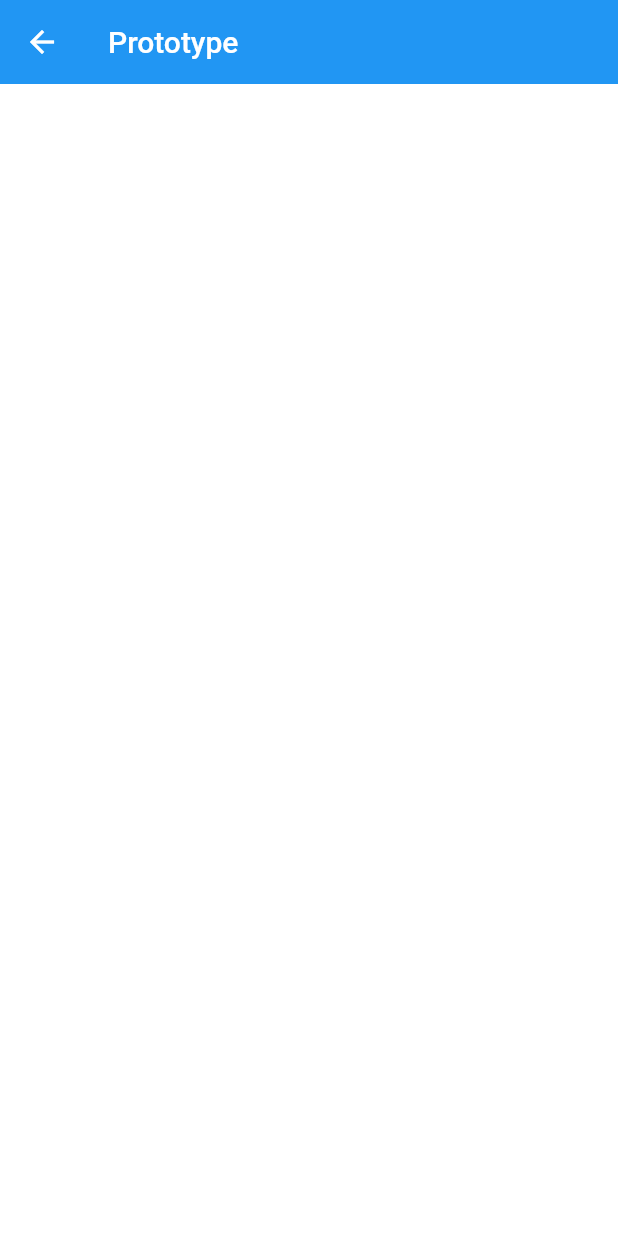
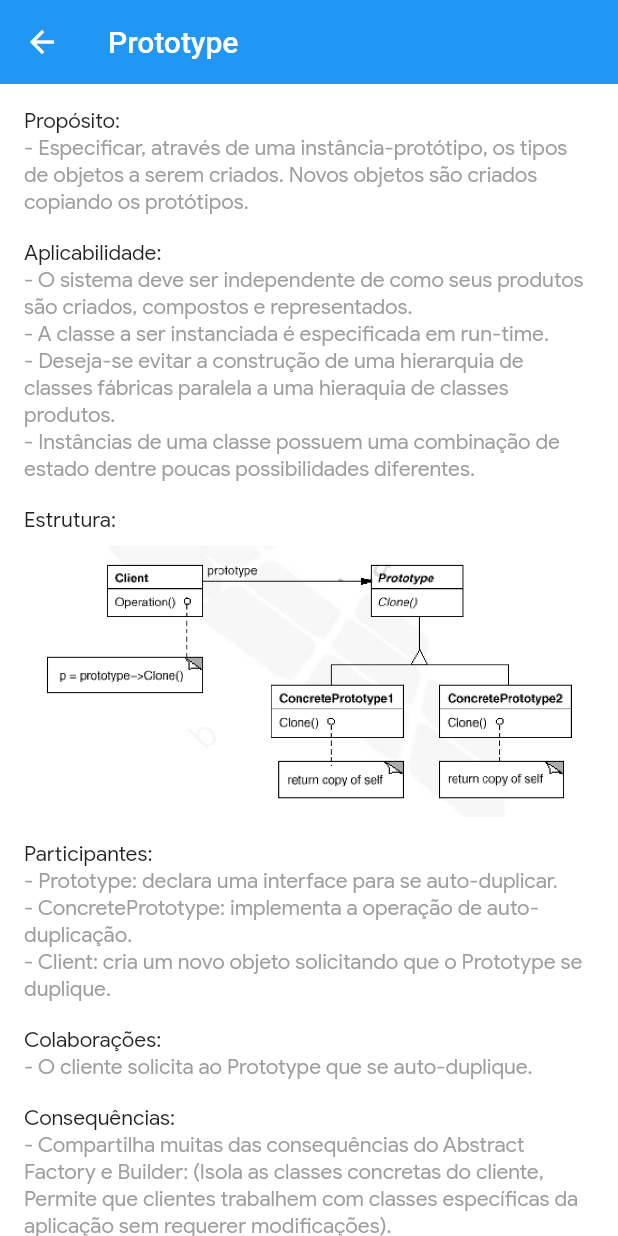
Before and after one commit to Roger28/flutter_design_pattern, a Flutter app: the screen it shows after launch, after a tap on "PT", on a phone screen of 412 x 824 dp. Run offline on Flutter 3.47's test engine with Material 2 defaults, Android fonts, the phone set to English and light mode, and no system bars.

Commit message:
Add Prototype layout.

```diff
--- a/lib/universal/utils.dart
+++ b/lib/universal/utils.dart
@@ -21,14 +21,21 @@ class Utils {
         abv: 'AF',
         name: 'Abstract Factory',
         onTap: () {},
-          widget: AbstractFactory()),
+        widget: AbstractFactory(),
+      ),
       Patterns(abv: 'BU', name: 'Builder', onTap: () {}),
       Patterns(
         abv: 'FM',
         name: 'Factory Method',
         onTap: () {},
-          widget: FactoryMethod()),
-      Patterns(abv: 'PT', name: 'Prototype', onTap: () {}),
+        widget: FactoryMethod(),
+      ),
+      Patterns(
+        abv: 'PT',
+        name: 'Prototype',
+        onTap: () {},
+        widget: Prototype(),
+      ),
       Patterns(abv: 'SG', name: 'Singleton', onTap: () {}),
     ];
   }
--- /dev/null
+++ b/lib/widgets/creational/prototype.dart
@@ -0,0 +1,88 @@
+import 'package:dart_design_pattern/universal/utils.dart';
+import 'package:flutter/material.dart';
+
+class Prototype extends StatelessWidget {
+  final String _purpose = 'Propósito:';
+  final String _contentPurpose =
+      '\n- Especificar, através de uma instância-protótipo, os tipos de objetos a serem criados. Novos objetos são criados copiando os protótipos.';
+
+  final String _applicability = 'Aplicabilidade:';
+  final String _contentApplicability =
+      '\n- O sistema deve ser independente de como seus produtos são criados, compostos e representados.'
+      '\n- A classe a ser instanciada é especificada em run-time.'
+      '\n- Deseja-se evitar a construção de uma hierarquia de classes fábricas paralela a uma hieraquia de classes produtos.'
+      '\n- Instâncias de uma classe possuem uma combinação de estado dentre poucas possibilidades diferentes.';
+
+  final String _participants = 'Participantes:';
+  final String _contentParticipants =
+      '\n- Prototype: declara uma interface para se auto-duplicar.'
+      '\n- ConcretePrototype: implementa a operação de auto-duplicação.'
+      '\n- Client: cria um novo objeto solicitando que o Prototype se duplique.';
+
+  final String _collaborations = 'Colaborações:';
+  final String _contentCollaborations =
+      '\n- O cliente solicita ao Prototype que se auto-duplique.';
+
+  final String _consequences = 'Consequências:';
+  final String _contentConsequences =
+      '\n- Compartilha muitas das consequências do Abstract Factory e Builder: (Isola as classes concretas do cliente, Permite que clientes trabalhem com classes específicas da aplicação sem requerer modificações).'
+      '\n- Adição e remoção de produtos em run-time.'
+      '\n- Garante que os objetos utilizados são todos de uma mesma família, representada pela fábrica concreta sendo utilizada.'
+      '\n- Especificação de novos objetos através da variação de valores: (Sistemas altamente dinâmicos permitem a definição de novos comportamentos através de composição, O objeto agregado pode ser criado via Prototype, Define-se “novas classes” em run-time, sem programação).'
+      '\n- Especificação de novos objetos através da variação de estrutura: (Muitas aplicações constroem objetos a partir de partes e sub-partes (ex: circuitos e sub-circuitos), O sub-circuito pode ser um Prototype para o toolbar de elementos de circuito, Se o circuito (composite) também implementar o método de duplicação (com deep copy) então circuitos com diferentes estruturas podem ser tornar Prototypes).'
+      '\n- Número reduzido de sub-classes.'
+      '\n- A implementação do método de duplicação pode ser complicada (deep copy, referências cruzadas, etc).'
+      '\n- Especificação de novos objetos através da variação de estrutura: (Muitas aplicações constroem objetos a partir de partes e sub-partes (ex: circuitos e sub-circuitos), O sub-circuito pode ser um Prototype para o toolbar de elementos de circuito, Se o circuito (composite) também implementar o método de duplicação (com deep copy) então circuitos com diferentes estruturas podem ser tornar Prototypes).';
+
+  final String _implementation = 'Implementação:';
+  final String _contentImplementation =
+      '\n- O Prototype é mais útil em linguagens “estáticas”, onde classes não são objetos e quando existe pouca ou nenhuma informação de tipo em run-time.'
+      '\n- Uso de um Prototype Manager: (Quando os protótipos de um sistema podem ser criados e destruídos dinamicamente, Os clientes não gerenciam os protótipos diretamente, ao invés solicitam seu armazenamento e recuperação ao Prototype Manager (registro), Os protótipos são identificados, no registro, por uma chave).'
+      '\n- Implementação do método de duplicação: (Parte mais difícil, Shallow Copy x Deep Copy, Geralmente requer deep copy, Se os objetos possuem operação de save e load, pode-se salvá-lo em um buffer de memória e então realizar uma cópia desta região).'
+      '\n- A implementação é simples, mas requer uma fábrica concreta para cada família de produtos, mesmo que elas sejam ligeiramente diferentes.'
+      '\n- Inicializando clones: (Alguns clones precisam ser inicializados com valores específicos, que não podem ser fornecidos na operação de duplicação, Utiliza-se um método initialize, com parâmetros específicos).';
+
+  final String _related = 'Padrões Relacionados: ';
+  final String _contentRelated =
+      '\n- Prototype e Abstract Factory são concorrentes, entretanto podem ser utilizados em conjunto.'
+      '\n- Projetos com uso intensivo dos padrões Composite e Decorator geralmente se beneficiam do uso do Prototype.';
+
+  @override
+  Widget build(BuildContext context) {
+    return ListView(
+      children: <Widget>[
+        Utils.buildFirstSection(
+          title: _purpose,
+          body: _contentPurpose,
+        ),
+        Utils.buildContainer(
+          title: _applicability,
+          body: _contentApplicability,
+        ),
+        Utils.buildImage(
+          imagePath: 'assets/prototype.png',
+        ),
+        Utils.buildContainer(
+          title: _participants,
+          body: _contentParticipants,
+        ),
+        Utils.buildContainer(
+          title: _collaborations,
+          body: _contentCollaborations,
+        ),
+        Utils.buildContainer(
+          title: _consequences,
+          body: _contentConsequences,
+        ),
+        Utils.buildContainer(
+          title: _implementation,
+          body: _contentImplementation,
+        ),
+        Utils.buildContainer(
+          title: _related,
+          body: _contentRelated,
+        ),
+      ],
+    );
+  }
+}
--- a/lib/widgets/index.dart
+++ b/lib/widgets/index.dart
@@ -1,2 +1,3 @@
 export 'package:dart_design_pattern/widgets/creational/abstract_factory.dart';
 export 'package:dart_design_pattern/widgets/creational/factory_method.dart';
+export 'package:dart_design_pattern/widgets/creational/prototype.dart';
--- a/pubspec.yaml
+++ b/pubspec.yaml
@@ -47,6 +47,7 @@ flutter:
     - assets/abs_fact.png
     - assets/fact_method.png
     - assets/fact_method2.png
+    - assets/prototype.png
   #  - images/a_dot_ham.jpeg
 
   # An image asset can refer to one or more resolution-specific "variants", see
```
Also changed, not shown: assets/prototype.png (added). Lines whose indentation alone changed are shown as unchanged.
